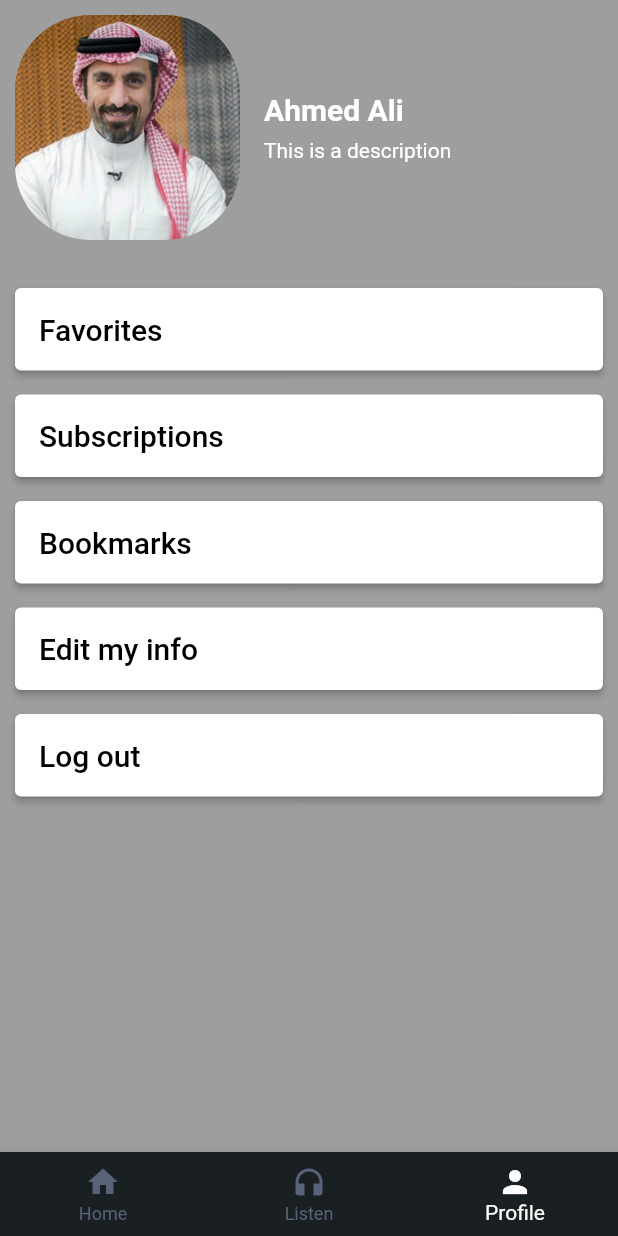
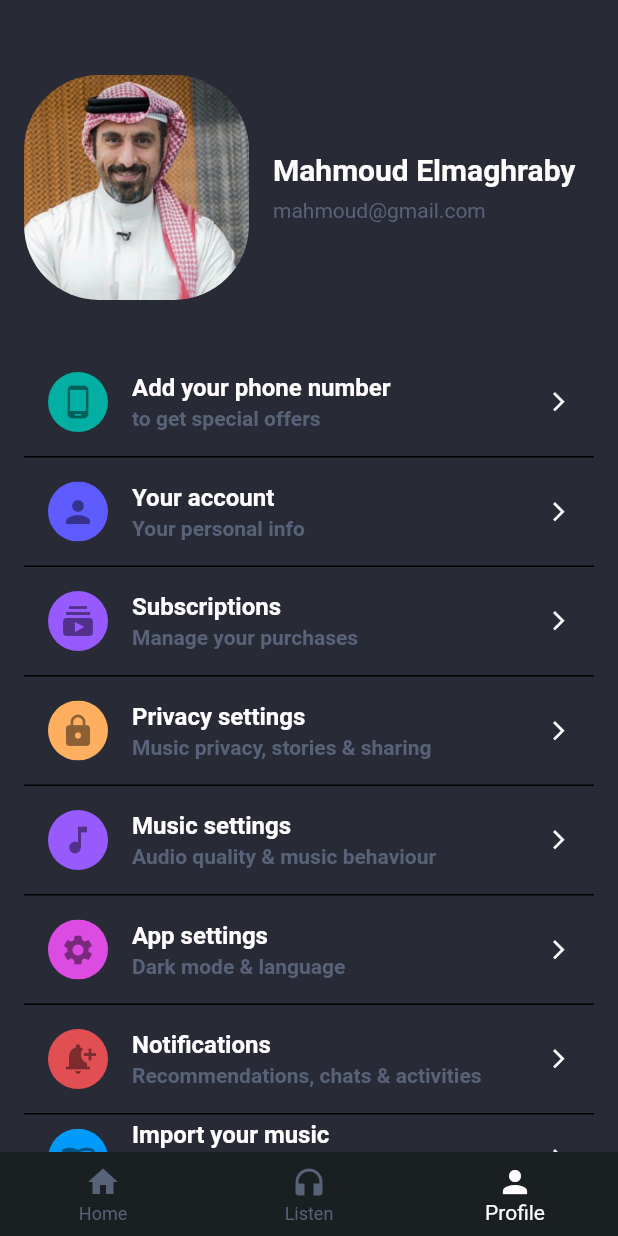
Before and after one commit to MahmoudElmaghraby/Podcast-App, a Flutter app: the BottomNavLayout screen opened directly, item 3 of the bottom bar chosen, on a phone screen of 412 x 824 dp. Run offline on Flutter 3.47's test engine with Material 2 defaults, Android fonts, the light colour scheme and no system bars; our stand-ins replace smooth_page_indicator.

Commit message:
finishing listen and profile screens

```diff
--- a/lib/layout/bottom_nav_layout.dart
+++ b/lib/layout/bottom_nav_layout.dart
@@ -24,6 +24,7 @@ class _BottomNavLayoutState extends State<BottomNavLayout> {
   @override
   Widget build(BuildContext context) {
     return Scaffold(
+      backgroundColor: backTextColor,
       bottomNavigationBar: BottomNavigationBar(
         selectedItemColor: textColor,
         unselectedItemColor: deadColor,
--- a/lib/modules/profile/profile_screen.dart
+++ b/lib/modules/profile/profile_screen.dart
@@ -1,14 +1,17 @@
 import 'package:flutter/material.dart';
+import 'package:podcast_app/shared/styles/constants.dart';
 
 class ProfileScreen extends StatelessWidget {
   const ProfileScreen({Key? key}) : super(key: key);
 
   @override
   Widget build(BuildContext context) {
-    return Container(
-      color: Colors.grey,
+    return SingleChildScrollView(
+      physics: const BouncingScrollPhysics(),
+      child: Container(
+        color: backTextColor,
         child: Padding(
-        padding: const EdgeInsets.all(10.0),
+          padding: const EdgeInsets.only(top: 50, left: 16, right: 16,),
           child: Column(
             children: [
               Row(
@@ -24,20 +27,20 @@ class ProfileScreen extends StatelessWidget {
                   const SizedBox(width: 16),
                   Column(
                     crossAxisAlignment: CrossAxisAlignment.start,
-                  children: const [
+                    children:  [
                        Text(
-                      'Ahmed Ali',
+                        'Mahmoud Elmaghraby',
                         style: TextStyle(
                           fontWeight: FontWeight.bold,
                           fontSize: 20,
-                        color: Colors.white,
+                          color: textColor,
                         ),
                       ),
-                    SizedBox(height: 8),
+                      const SizedBox(height: 8),
                       Text(
-                      'This is a description',
+                        'mahmoud@gmail.com',
                         style: TextStyle(
-                        color: Colors.white,
+                          color: deadColor,
                         ),
                       ),
                     ],
@@ -45,45 +48,121 @@ class ProfileScreen extends StatelessWidget {
                 ],
               ),
               const SizedBox(height: 32),
-            _buildProfileItem('Favorites'),
-            _buildProfileItem('Subscriptions'),
-            _buildProfileItem('Bookmarks'),
-            _buildProfileItem('Edit my info'),
-            _buildProfileItem('Log out'),
+              _buildProfileItem(
+                iconBackgroundColor: const Color(0xFF02afa2),
+                icon: Icons.phone_android,
+                title: 'Add your phone number',
+                subTitle: 'to get special offers',
+              ),
+              _buildProfileItem(
+                iconBackgroundColor: const Color(0xFF5e5bff),
+                icon: Icons.person,
+                title: 'Your account',
+                subTitle: 'Your personal info',
+              ),
+              _buildProfileItem(
+                iconBackgroundColor: const Color(0xFF965afe),
+                icon: Icons.subscriptions,
+                title: 'Subscriptions',
+                subTitle: 'Manage your purchases',
+              ),
+              _buildProfileItem(
+                iconBackgroundColor: const Color(0xFFfeaf5f),
+                icon: Icons.lock,
+                title: 'Privacy settings',
+                subTitle: 'Music privacy, stories & sharing',
+              ),
+              _buildProfileItem(
+                iconBackgroundColor: const Color(0xFF975afd),
+                icon: Icons.music_note,
+                title: 'Music settings',
+                subTitle: 'Audio quality & music behaviour',
+              ),
+              _buildProfileItem(
+                iconBackgroundColor: const Color(0xFFdc4ce3),
+                icon: Icons.settings,
+                title: 'App settings',
+                subTitle: 'Dark mode & language',
+              ),
+              _buildProfileItem(
+                iconBackgroundColor: const Color(0xFFe24f53),
+                icon: Icons.notification_add,
+                title: 'Notifications',
+                subTitle: 'Recommendations, chats & activities',
+              ),
+              _buildProfileItem(
+                iconBackgroundColor: const Color(0xFF009bfc),
+                icon: Icons.import_contacts,
+                title: 'Import your music',
+                subTitle: 'Bring in your Spotify, Deezer or Youtube music',
+              ),
+              _buildProfileItem(
+                iconBackgroundColor: const Color(0xFFcd3450),
+                icon: Icons.error,
+                title: 'Help center',
+                subTitle: 'Facing some issues? We\'ll help you',
+              ),
+              _buildProfileItem(
+                iconBackgroundColor: const Color(0xFFce3151),
+                icon: Icons.logout,
+                title: 'Logout',
+                subTitle: 'mahmoud@gmail.com',
+              ),
             ],
+          ),
         ),
       ),
     );
   }
 }
 
-Widget _buildProfileItem(String title) {
+Widget _buildProfileItem({
+  required Color iconBackgroundColor,
+  required IconData icon,
+  required String title,
+  required String subTitle,
+}) {
   return Column(
     children: [
-      SizedBox(
-        width: double.infinity,
-        child: ElevatedButton(
-          onPressed: () {},
-          style: ButtonStyle(
-            backgroundColor: MaterialStateProperty.all(Colors.white),
-            alignment: Alignment.centerLeft,
-            padding: MaterialStateProperty.all(
-              const EdgeInsets.symmetric(
-                vertical: 16,
-                horizontal: 16,
+      ListTile(
+        title: Text(
+          title,
+          style: TextStyle(
+            color: textColor,
+            fontWeight: FontWeight.bold,
+          ),
+        ),
+        subtitle: Text(
+          subTitle,
+          style: TextStyle(
+            color: deadColor,
+            fontWeight: FontWeight.bold,
+          ),
+        ),
+        leading: ClipRRect(
+          borderRadius: BorderRadius.circular(20),
+          child: Container(
+            width: 40,
+            height: 40,
+            color: iconBackgroundColor,
+            child: Icon(
+              icon,
             ),
           ),
         ),
-          child: Text(
-            title,
-            style: const TextStyle(
-              fontSize: 20,
-              color: Colors.black,
+        trailing: Icon(
+          Icons.arrow_forward_ios,
+          size: 15,
+          color: textColor,
+        ),
+      ),
+      Container(
+        decoration: const BoxDecoration(
+          border: Border(
+            bottom: BorderSide(),
           ),
         ),
       ),
-      ),
-      const SizedBox(height: 16),
     ],
   );
 }
--- a/pubspec.yaml
+++ b/pubspec.yaml
@@ -37,6 +37,7 @@ dependencies:
   # Use with the CupertinoIcons class for iOS style icons.
   cupertino_icons: ^1.0.2
   smooth_page_indicator: ^1.1.0
+  audioplayers: ^4.1.0
 
 dev_dependencies:
   flutter_test:
```
Also changed, not shown: lib/modules/home/home_sceen.dart (+14 -2 lines), lib/modules/listen/listen_screen.dart (+75 -62 lines), lib/modules/search/search_screen.dart (+24 -17 lines), pubspec.lock. Lines whose indentation alone changed are shown as unchanged.
